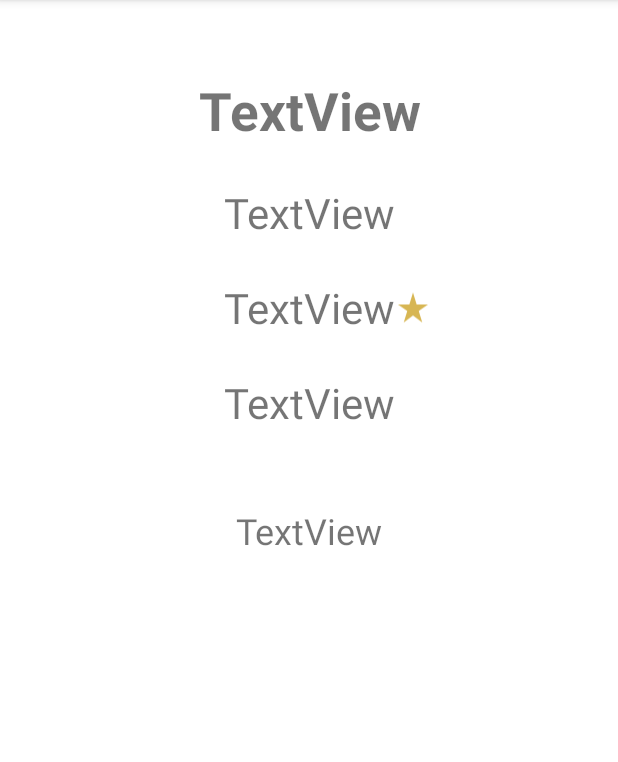
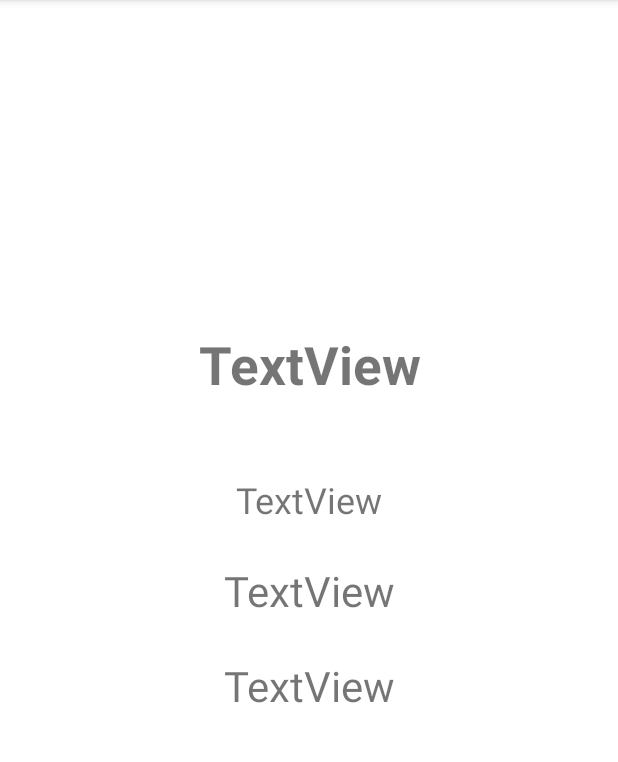
Before and after one commit to PawelRyloWSB/MovieMobileApp, an Android app: the MovieDetails screen opened directly, with no data from a screen before it, on a phone screen of 412 x 824 dp, the part 84-846 px from its top. Run offline under Robolectric (Android 15) with nearby library versions, the phone set to English and light mode, and no system bars; network calls fail; 7 statements that could not run were skipped.

Commit message:
Add scroll view

```diff
--- a/app/src/main/res/layout/activity_movie_details.xml
+++ b/app/src/main/res/layout/activity_movie_details.xml
@@ -3,12 +3,23 @@
     xmlns:app="http://schemas.android.com/apk/res-auto"
     xmlns:tools="http://schemas.android.com/tools"
     android:layout_width="match_parent"
-    android:layout_height="match_parent"
+    android:layout_height="wrap_content"
     tools:context=".MovieDetails">
+
+    <ScrollView
+        android:layout_width="match_parent"
+        android:layout_height="wrap_content"
+        app:layout_constraintBottom_toBottomOf="parent"
+        tools:ignore="MissingConstraints">
+
+        <LinearLayout
+            android:layout_width="match_parent"
+            android:layout_height="wrap_content"
+            android:orientation="vertical">
 
             <TextView
                 android:id="@+id/movie_title"
-        android:layout_width="0dp"
+                android:layout_width="match_parent"
                 android:layout_height="wrap_content"
                 android:layout_marginTop="50dp"
                 android:text="TextView"
@@ -21,7 +32,7 @@
 
             <TextView
                 android:id="@+id/overview"
-        android:layout_width="0dp"
+                android:layout_width="match_parent"
                 android:layout_height="wrap_content"
                 android:layout_marginTop="50dp"
                 android:text="TextView"
@@ -34,7 +45,7 @@
 
             <TextView
                 android:id="@+id/originalLanguage"
-        android:layout_width="0dp"
+                android:layout_width="match_parent"
                 android:layout_height="wrap_content"
                 android:layout_marginTop="25dp"
                 android:text="TextView"
@@ -47,8 +58,8 @@
 
             <TextView
                 android:id="@+id/voteAverage"
-        android:layout_width="wrap_content"
-        android:layout_height="wrap_content"
+                android:layout_width="match_parent"
+                android:layout_height="match_parent"
                 android:layout_marginTop="25dp"
                 android:text="TextView"
                 android:textAlignment="center"
@@ -56,15 +67,6 @@
                 app:layout_constraintEnd_toEndOf="parent"
                 app:layout_constraintStart_toStartOf="parent"
                 app:layout_constraintTop_toBottomOf="@+id/originalLanguage" />
-
-    <ImageView
-        android:id="@+id/imageView"
-        android:layout_width="24dp"
-        android:layout_height="31dp"
-        app:layout_constraintBottom_toBottomOf="@+id/voteAverage"
-        app:layout_constraintStart_toEndOf="@+id/voteAverage"
-        app:layout_constraintTop_toTopOf="@+id/voteAverage"
-        app:srcCompat="@drawable/star" />
 
             <TextView
                 android:id="@+id/releaseDate"
@@ -77,4 +79,10 @@
                 app:layout_constraintEnd_toEndOf="parent"
                 app:layout_constraintStart_toStartOf="parent"
                 app:layout_constraintTop_toBottomOf="@+id/voteAverage" />
+
+        </LinearLayout>
+
+
+    </ScrollView>
+
 </androidx.constraintlayout.widget.ConstraintLayout>
--- a/app/src/main/res/layout/movie_card.xml
+++ b/app/src/main/res/layout/movie_card.xml
@@ -16,8 +16,9 @@
 
     <TextView
         android:id="@+id/title"
-        android:layout_width="259dp"
+        android:layout_width="242dp"
         android:layout_height="match_parent"
+        android:paddingRight="20px"
         android:textAlignment="center"
         android:textSize="10pt"
         android:textStyle="bold|italic" />
```
Lines whose indentation alone changed are shown as unchanged.
